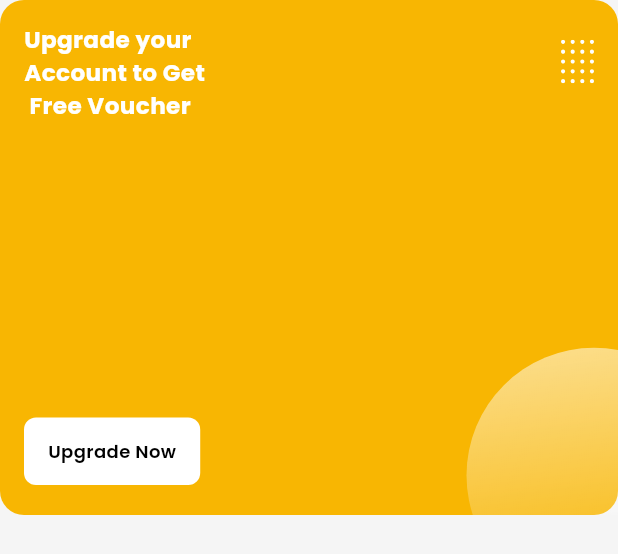
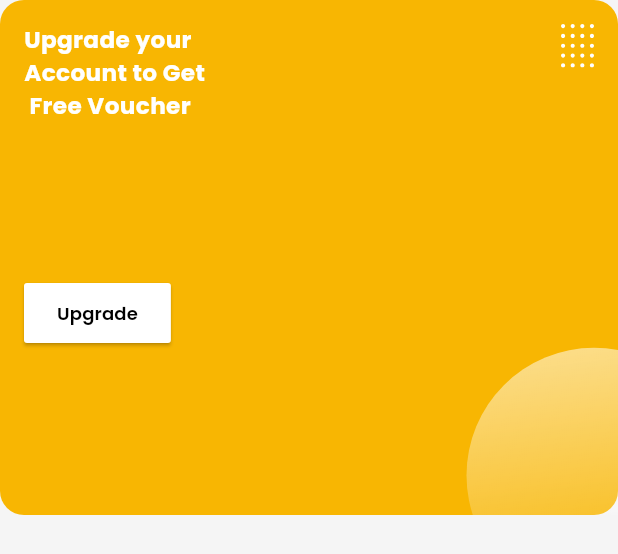
Before and after one commit to MohamedEssami20/simple_dashboard, a Flutter app: the UpgradeCard widget shown alone on an empty page, opened directly, on a phone screen of 412 x 824 dp. Shown: the top 554 px of the screen. Run offline on Flutter 3.47's test engine with Material 3 defaults, Android fonts, the phone set to English and light mode, and no system bars; our stand-ins replace flutter_svg, google_fonts.

Commit message:
fix some isues in upgrade card

```diff
--- a/lib/widgets/upgrade_card.dart
+++ b/lib/widgets/upgrade_card.dart
@@ -23,7 +23,8 @@ class UpgradeCard extends StatelessWidget {
         child: Stack(
           children: [
             Positioned(
-              child: Row(
+              child: Column(
+                crossAxisAlignment: CrossAxisAlignment.start,
                 mainAxisAlignment: MainAxisAlignment.spaceBetween,
                 children: [
                   FittedBox(
@@ -34,30 +35,25 @@ class UpgradeCard extends StatelessWidget {
                           ),
                     ),
                   ),
-                  Padding(
-                    padding: const EdgeInsets.only(right: 16, bottom: 16),
-                    child: SvgPicture.asset(Assets.assetsIconsVectorDots),
+                  ElevatedButton(
+                    style: ElevatedButton.styleFrom(
+                        backgroundColor: Colors.white,
+                        shape: RoundedRectangleBorder(
+                          borderRadius: BorderRadius.circular(2),
+                        ),
+                        padding: const EdgeInsets.symmetric(
+                          horizontal: 22,
+                        )),
+                    onPressed: () {},
+                    child: Text(
+                      'Upgrade',
+                      style: FontStyles().semiBold14(context).copyWith(),
+                    ),
+                  ),
+                  const SizedBox(
+                    height: 8,
                   ),
                 ],
-              ),
-            ),
-            Positioned(
-              bottom: 20,
-              child: Container(
-                padding: const EdgeInsets.symmetric(horizontal: 16),
-                height: 45,
-                decoration: ShapeDecoration(
-                  color: Colors.white,
-                  shape: RoundedRectangleBorder(
-                    borderRadius: BorderRadius.circular(8),
-                  ),
-                ),
-                child: Center(
-                  child: Text(
-                    'Upgrade Now',
-                    style: FontStyles().semiBold14(context).copyWith(),
-                  ),
-                ),
               ),
             ),
             Positioned(
@@ -67,6 +63,16 @@ class UpgradeCard extends StatelessWidget {
                 Assets.assetsIconsCruveCard,
               ),
             ),
+            Positioned(
+              top: 0,
+              right: 0,
+              child: Padding(
+                padding: const EdgeInsets.only(right: 16, bottom: 16),
+                child: SvgPicture.asset(
+                  Assets.assetsIconsVectorDots,
+                ),
+              ),
+            ),
           ],
         ),
       ),
```
